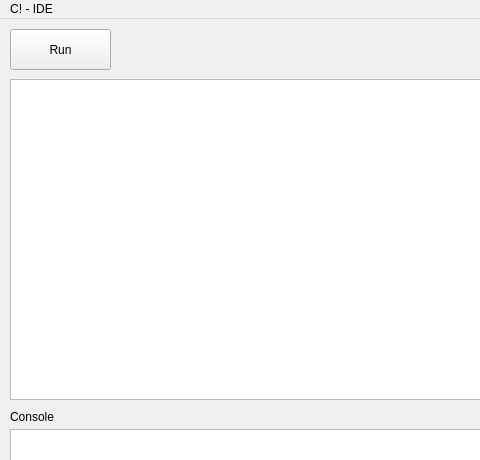
Before: the Qt Designer form View/interface.ui in JoseA4718/Proyecto-1-Datos-II-C, drawn with Qt 5; both pictures show x 0 to 480 and y 0 to 460 of the 1339 by 717 pixel window.
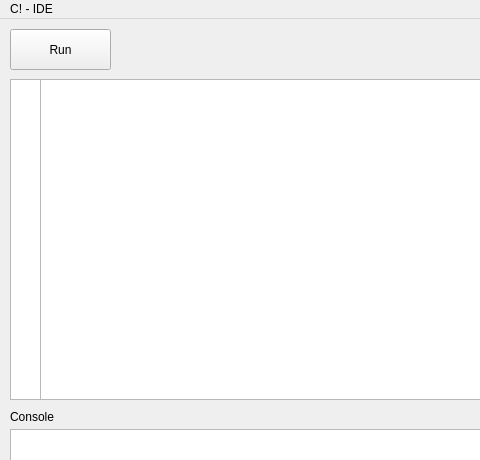
After: the same form once the commit is applied.

Commit message: code lines implemented

```diff
--- a/View/interface.ui
+++ b/View/interface.ui
@@ -30,9 +30,9 @@
    <widget class="QTextEdit" name="CodingSpace">
     <property name="geometry">
      <rect>
-      <x>10</x>
+      <x>40</x>
       <y>60</y>
-      <width>911</width>
+      <width>881</width>
       <height>321</height>
      </rect>
     </property>
@@ -237,6 +237,25 @@
      </rect>
     </property>
    </widget>
+   <widget class="QTextBrowser" name="LineBrowser">
+    <property name="geometry">
+     <rect>
+      <x>10</x>
+      <y>60</y>
+      <width>31</width>
+      <height>321</height>
+     </rect>
+    </property>
+    <property name="layoutDirection">
+     <enum>Qt::RightToLeft</enum>
+    </property>
+    <property name="verticalScrollBarPolicy">
+     <enum>Qt::ScrollBarAlwaysOff</enum>
+    </property>
+    <property name="horizontalScrollBarPolicy">
+     <enum>Qt::ScrollBarAlwaysOff</enum>
+    </property>
+   </widget>
   </widget>
   <widget class="QMenuBar" name="menubar">
    <property name="geometry">
```
The commit also changes 2 other files.
